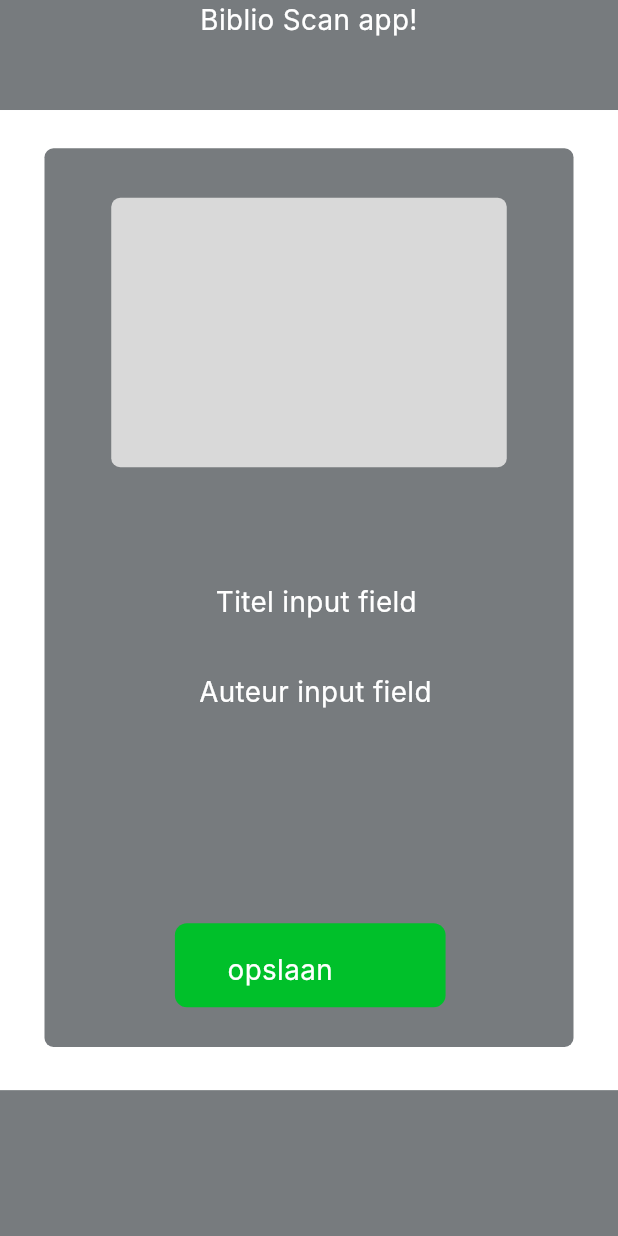
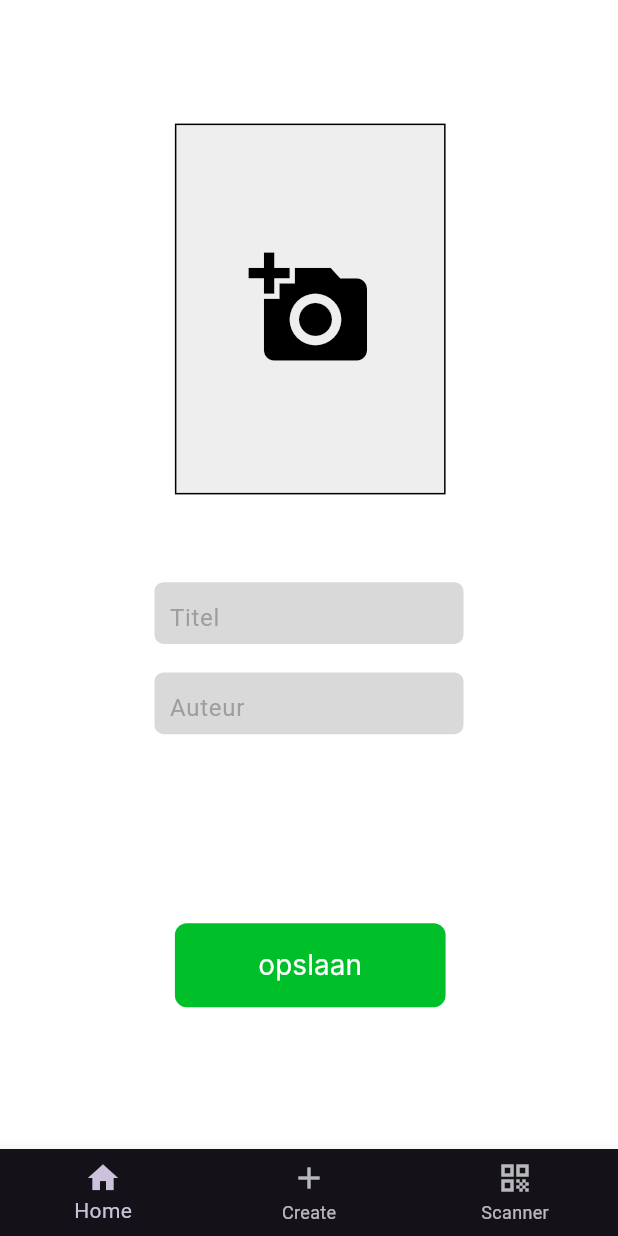
Before and after one commit to Jessedk03/biblio_frontend, a Flutter app: the screen it shows after launch, item 2 of the bottom bar chosen, on a phone screen of 412 x 824 dp. Run offline on Flutter 3.47's test engine with Material 3 defaults, Android fonts, the phone set to English and light mode, and no system bars; our stand-ins replace flutter_svg; missing offline and left inert: flutter_barcode_scanner; network calls fail; Roboto replaces fonts that are missing (Inter).

Commit message:
createscreen af

```diff
--- a/lib/create_screen.dart
+++ b/lib/create_screen.dart
@@ -1,4 +1,5 @@
 import 'package:flutter/material.dart';
+import 'package:biblioapp/bottom_navbar.dart';
 
 void main() {
   runApp(const CreateScreen());
@@ -14,15 +15,18 @@ class CreateScreen extends StatelessWidget {
         scaffoldBackgroundColor: const Color.fromARGB(255, 18, 32, 47),
       ),
       home: Scaffold(
-        body: ListView(children: [
-          Iphone1415ProMax4(),
-        ]),
+        body: ListView(
+          children: [
+            Create(),
+          ],
+        ),
+        bottomNavigationBar: const BottomNavBar(), // Placing bottom navigation bar here
       ),
     );
   }
 }
 
-class Iphone1415ProMax4 extends StatelessWidget {
+class Create extends StatelessWidget {
   @override
   Widget build(BuildContext context) {
     final screenWidth = MediaQuery.of(context).size.width;
@@ -47,90 +51,70 @@ class Iphone1415ProMax4 extends StatelessWidget {
                 ),
               ),
               Positioned(
-                left: 0,
-                top: 0,
+                left: screenWidth * 0.283,
+                top: screenHeight * 0.1,
                 child: Container(
-                  width: screenWidth,
-                  height: screenHeight * 0.089,
-                  decoration: BoxDecoration(color: Color(0xFF777B7E)),
+                  width: screenWidth * 0.438,
+                  height: screenHeight * 0.3,
+                  decoration: BoxDecoration(
+                    color: Colors.grey[200],
+                    border: Border.all(
+                      color: Colors.black,
+                      width: 1,
+                    ),
+                  ),
+                  child: Icon(
+                    Icons.add_a_photo,
+                    size: screenWidth * 0.2,
+                    color: Colors.black,
+                  ),
                 ),
               ),
               Positioned(
-                left: 0,
-                top: screenHeight * 0.882,
+                left: screenWidth * 0.25,
+                top: screenHeight * 0.471,
                 child: Container(
-                  width: screenWidth,
-                  height: screenHeight * 0.120,
-                  decoration: BoxDecoration(color: Color(0xFF777B7E)),
+                  width: screenWidth * 0.5,
+                  height: screenHeight * 0.05,
+                  decoration: ShapeDecoration(
+                    color: Color(0xFFD9D9D9),
+                    shape: RoundedRectangleBorder(borderRadius: BorderRadius.circular(6)),
                   ),
+                  child: Padding(
+                    padding: const EdgeInsets.symmetric(horizontal: 10),
+                    child: TextField(
+                      decoration: InputDecoration(
+                        hintText: 'Titel',
+                        border: InputBorder.none,
+                        hintStyle: TextStyle(color: Colors.grey),
+                        contentPadding: EdgeInsets.all(0),
                       ),
-              Positioned(
-                left: 0,
-                top: 0,
-                child: SizedBox(
-                  width: screenWidth,
-                  height: screenHeight * 0.089,
-                  child: Text(
-                    'Biblio Scan app!',
-                    textAlign: TextAlign.center,
-                    style: TextStyle(
-                      color: Colors.white,
-                      fontSize: screenWidth * 0.045,
-                      fontFamily: 'Inter',
-                      fontWeight: FontWeight.w400,
+                      style: TextStyle(color: Colors.black),
                     ),
                   ),
                 ),
               ),
               Positioned(
-                left: screenWidth * 0.072,
-                top: screenHeight * 0.120,
+                left: screenWidth * 0.25,
+                top: screenHeight * 0.544,
                 child: Container(
-                  width: screenWidth * 0.856,
-                  height: screenHeight * 0.727,
-                  decoration: ShapeDecoration(
-                    color: Color(0xFF777B7E),
-                    shape: RoundedRectangleBorder(borderRadius: BorderRadius.circular(6)),
-                  ),
-                ),
-              ),
-              Positioned(
-                left: screenWidth * 0.180,
-                top: screenHeight * 0.160,
-                child: Container(
-                  width: screenWidth * 0.640,
-                  height: screenHeight * 0.218,
+                  width: screenWidth * 0.5,
+                  height: screenHeight * 0.05,
                   decoration: ShapeDecoration(
                     color: Color(0xFFD9D9D9),
                     shape: RoundedRectangleBorder(borderRadius: BorderRadius.circular(6)),
                   ),
+                  child: Padding(
+                    padding: const EdgeInsets.symmetric(horizontal: 10),
+                    child: TextField(
+                      decoration: InputDecoration(
+                        hintText: 'Auteur',
+                        border: InputBorder.none,
+                        hintStyle: TextStyle(color: Colors.grey),
+                        contentPadding: EdgeInsets.all(0),
                       ),
+                      style: TextStyle(color: Colors.black),
                     ),
-              Positioned(
-                left: screenWidth * 0.349,
-                top: screenHeight * 0.471,
-                child: Text(
-                  'Titel input field',
-                  textAlign: TextAlign.center,
-                  style: TextStyle(
-                    color: Colors.white,
-                    fontSize: screenWidth * 0.045,
-                    fontFamily: 'Inter',
-                    fontWeight: FontWeight.w400,
-                  ),
-                ),
-              ),
-              Positioned(
-                left: screenWidth * 0.322,
-                top: screenHeight * 0.544,
-                child: Text(
-                  'Auteur input field',
-                  textAlign: TextAlign.center,
-                  style: TextStyle(
-                    color: Colors.white,
-                    fontSize: screenWidth * 0.045,
-                    fontFamily: 'Inter',
-                    fontWeight: FontWeight.w400,
                   ),
                 ),
               ),
@@ -144,11 +128,10 @@ class Iphone1415ProMax4 extends StatelessWidget {
                     color: Color(0xFF00C02A),
                     shape: RoundedRectangleBorder(borderRadius: BorderRadius.circular(8)),
                   ),
-                ),
-              ),
-              Positioned(
-                left: screenWidth * 0.368,
-                top: screenHeight * 0.769,
+                  child: TextButton(
+                    onPressed: () {
+                      // Add onPressed functionality here
+                    },
                     child: Text(
                       'opslaan',
                       textAlign: TextAlign.center,
@@ -160,6 +143,8 @@ class Iphone1415ProMax4 extends StatelessWidget {
                       ),
                     ),
                   ),
+                ),
+              ),
             ],
           ),
         ),
--- a/lib/history_screen.dart
+++ b/lib/history_screen.dart
@@ -15,14 +15,14 @@
       ),
       home: Scaffold(
         body: ListView(children: [
-          Iphone1415ProMax5(),
+          History(),
         ]),
       ),
     );
   }
 }
 
-class Iphone1415ProMax5 extends StatelessWidget {
+class History extends StatelessWidget {
   @override
   Widget build(BuildContext context) {
     final screenWidth = MediaQuery.of(context).size.width;
--- a/lib/reserve_screen.dart
+++ b/lib/reserve_screen.dart
@@ -15,14 +15,14 @@
       ),
       home: Scaffold(
         body: ListView(children: [
-          Iphone1415ProMax3(),
+          Reserve(),
         ]),
       ),
     );
   }
 }
 
-class Iphone1415ProMax3 extends StatelessWidget {
+class Reserve extends StatelessWidget {
   @override
   Widget build(BuildContext context) {
     final screenWidth = MediaQuery.of(context).size.width;
--- a/lib/services/api_service.dart
+++ b/lib/services/api_service.dart
@@ -4,12 +4,12 @@ import 'dart:convert';
 
 class ApiService {
   http.MultipartRequest requestSendData = http.MultipartRequest(
-      'POST', Uri.parse('http://macbook-pro-van-jesse-2.local:8000/api/books'));
+      'POST', Uri.parse('http://localhost:8000/api/books'));
 
   static Future<List<Map<String, dynamic>>> fetchBooks() async {
     try {
       final Uri apiUrl =
-          Uri.parse('http://macbook-pro-van-jesse-2.local:8000/api/books');
+          Uri.parse('http://localhost:8000/api/books');
 
       final http.Client client = http.Client();
       final response = await client.get(apiUrl);
```
Lines whose indentation alone changed are shown as unchanged.
